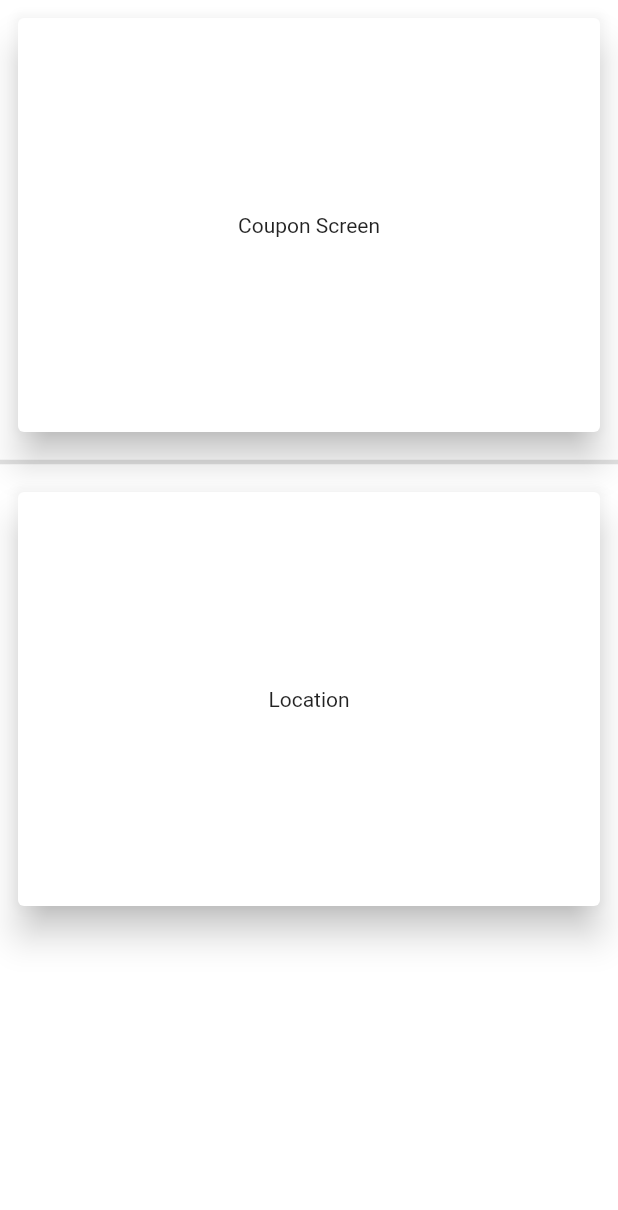
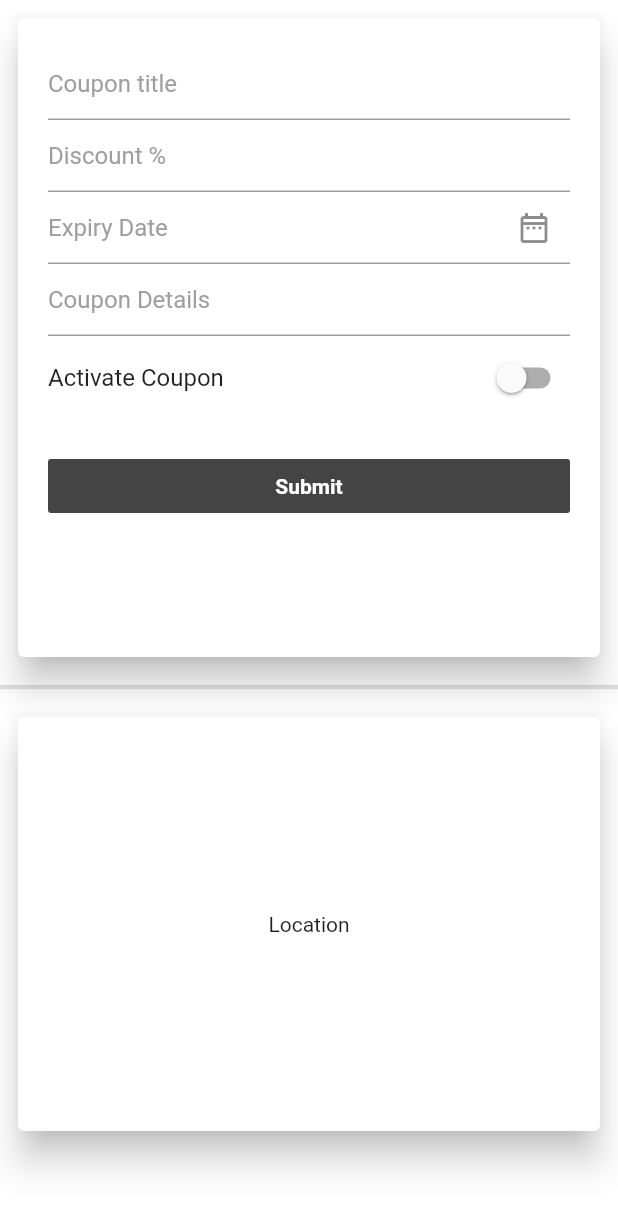
Before and after one commit to OnebytesProjects/Grocery-App, a Flutter app: the HomeScreen screen opened by its route, on a phone screen of 412 x 824 dp. Shown: the top 1210 px of the screen. Run offline on Flutter 3.47's test engine with Material 2 defaults, Android fonts, the phone set to English and light mode, and no system bars; our stand-ins replace cloud_firestore, expandable_text, firebase_auth, firebase_core, firebase_storage, flutter_easyloading and 5 more; missing offline and left inert: ars_progress_dialog, clipboard, dart:ffi, dart:html, firebase, flutter_admin_scaffold and 4 more; accounts and stored records are empty; statements that could not run were skipped.

Commit message:
AdminPannel
Admin-Panel : v:0.1.2
Client App : v-0.2.1
Delivery App : v-0.3.1

```diff
--- a/Admin/lib/Screens/Home/CouponScreen.dart
+++ b/Admin/lib/Screens/Home/CouponScreen.dart
@@ -1,12 +1,144 @@
+import 'dart:math';
+
+import 'package:admin/Services/Firebase_Services.dart';
 import 'package:flutter/material.dart';
+import 'package:flutter_easyloading/flutter_easyloading.dart';
+import 'package:intl/intl.dart';
 
-class CouponScreen extends StatelessWidget {
-  const CouponScreen({Key? key}) : super(key: key);
+class CouponScreen extends StatefulWidget {
+  @override
+  State<CouponScreen> createState() => _CouponScreenState();
+}
+
+class _CouponScreenState extends State<CouponScreen> {
+  final _formKey =GlobalKey<FormState>();
+  FirebaseServices _services = FirebaseServices();
+  DateTime _selectedDate = DateTime.now();
+  var dateText = TextEditingController();
+  bool _active = false;
+
+  _selectDate(context)async{
+    final DateTime? picked = await showDatePicker(
+      context: context,
+      initialDate: DateTime.now(),
+      firstDate: DateTime.now(),
+      lastDate: DateTime(2050),
+    );
+    if(picked!=null && picked != _selectedDate)
+      setState(() {
+        _selectedDate = picked;
+        String formattedText = DateFormat('yyyy-MM-dd').format(_selectedDate);
+        dateText.text= formattedText;
+      });
+  }
 
   @override
   Widget build(BuildContext context) {
     return Container(
-      child: Center(child: Text('Coupon Screen'),),
+      child: Form(
+        key: _formKey,
+        child: Padding(
+          padding: const EdgeInsets.all(20.0),
+          child: Column(
+            children: [
+              TextFormField(
+                validator: (value){
+                  if(value!.isEmpty){
+                    return 'Enter Coupon title';
+                  }
+                  return null;
+                },
+                decoration: InputDecoration(
+                  contentPadding: EdgeInsets.zero,
+                  labelText: 'Coupon title',
+                  labelStyle: TextStyle(color: Colors.grey),
+                ),
+              ),
+              TextFormField(
+                keyboardType: TextInputType.number,
+                validator: (value){
+                  if(value!.isEmpty){
+                    return 'Enter Discount %';
+                  }
+                  return null;
+                },
+                decoration: InputDecoration(
+                  contentPadding: EdgeInsets.zero,
+                  labelText: 'Discount %',
+                  labelStyle: TextStyle(color: Colors.grey),
+                ),
+              ),
+              TextFormField(
+                keyboardType: TextInputType.number,
+                controller: dateText,
+                validator: (value){
+                  if(value!.isEmpty){
+                    return 'Apply Expiry Date';
+                  }
+                  return null;
+                },
+                decoration: InputDecoration(
+                    contentPadding: EdgeInsets.zero,
+                    labelText: 'Expiry Date',
+                    labelStyle: TextStyle(color: Colors.grey),
+                    suffixIcon: InkWell(
+                      onTap: (){
+                        _selectDate(context);
+                      },
+                      child: Icon(Icons.date_range_outlined),)
+                ),
+              ),
+              TextFormField(
+                keyboardType: TextInputType.number,
+                validator: (value){
+                  if(value!.isEmpty){
+                    return 'Enter coupon details';
+                  }
+                  return null;
+                },
+                decoration: InputDecoration(
+                  contentPadding: EdgeInsets.zero,
+                  labelText: 'Coupon Details',
+                  labelStyle: TextStyle(color: Colors.grey),
+                ),
+              ),
+              SwitchListTile(
+                activeColor: Theme.of(context).primaryColor,
+                contentPadding: EdgeInsets.zero,
+                title: Text('Activate Coupon'),
+                value: _active,
+                onChanged: (bool newValue){
+                  setState(() {
+                    _active = !_active;
+                  });
+                },
+              ),
+              SizedBox(
+                height: 20,
+              ),
+              Row(
+                children: [
+                  Expanded(
+                    child: FlatButton(
+                      color: Theme.of(context).primaryColor,
+                      onPressed: (){
+                        if(_formKey.currentState!.validate()){
+                          EasyLoading.show(status: 'Please wait..');
+                        }
+                      },
+                      child: Text(
+                        'Submit',
+                        style: TextStyle(
+                            color: Colors.white,fontWeight: FontWeight.bold),
+                      ),
+                    ),
+                  ),
+                ],
+              )
+            ],
+          ),
+        ),
+      ),
     );
   }
 }
--- a/Admin/lib/Screens/Home/HomeScreen.dart
+++ b/Admin/lib/Screens/Home/HomeScreen.dart
@@ -31,7 +31,7 @@ class _HomeScreenState extends State<HomeScreen> {
       body: ListView(
         children: [
           Container(
-            height: 300,
+            height: 450,
             width: double.infinity,
             child: Padding(
               padding: const EdgeInsets.all(8.0),
--- a/Admin/lib/Services/Firebase_Services.dart
+++ b/Admin/lib/Services/Firebase_Services.dart
@@ -13,6 +13,8 @@ class FirebaseServices {
   FirebaseFirestore.instance.collection('deliveryBoy');
   FirebaseStorage storage = FirebaseStorage.instance;
   CollectionReference order = FirebaseFirestore.instance.collection('orders');
+  CollectionReference coupons = FirebaseFirestore.instance.collection('coupons');
+
 
   Future<QuerySnapshot> getAdminCredentials() {
     var result = FirebaseFirestore.instance.collection('Admin').get();
@@ -141,4 +143,14 @@ class FirebaseServices {
     });
     return result;
   }
+
+  Future<void>saveCoupon({title,discountRate,expiry,details,active}) async {
+    return coupons.doc(title).set({
+      'title' : title,
+      'discountRate' : discountRate,
+      'Expiry' : expiry,
+      'details' : details,
+      'active' : active,
+    });
   }
+}
```
Lines whose indentation alone changed are shown as unchanged.
